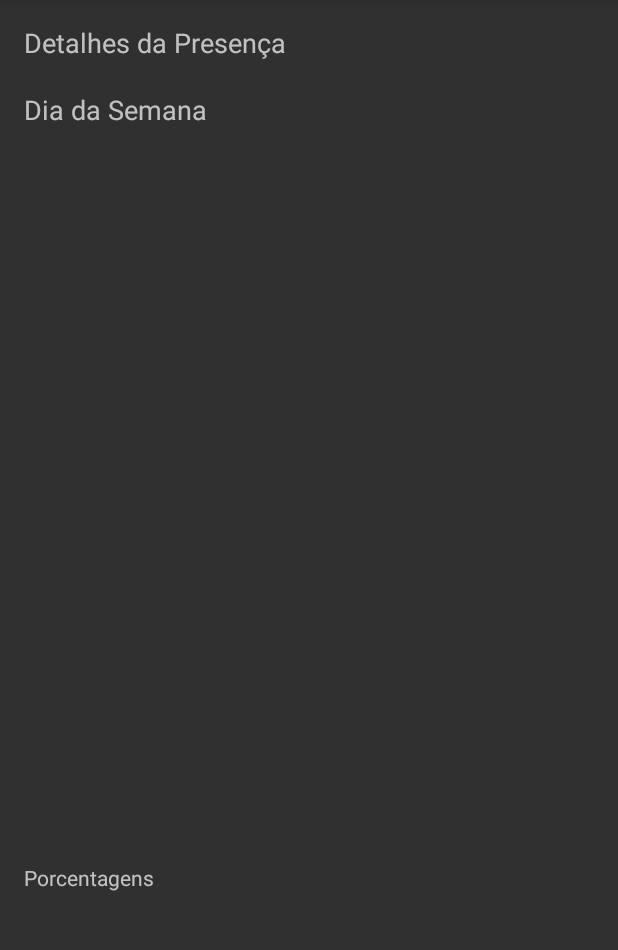
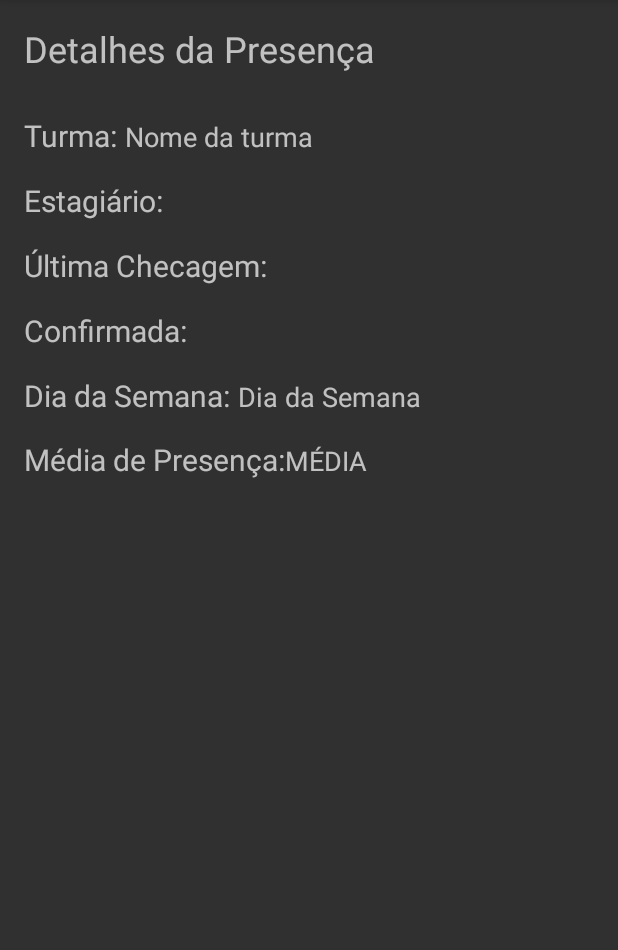
Before and after one commit to dielfilho-zz/PresenceApp, an Android app: the PresenceDetailsActivity screen opened directly, with no data from a screen before it, on a phone screen of 412 x 824 dp, the part 84-1034 px from its top. Run offline under Robolectric (Android 15) with nearby library versions, the phone set to English and light mode, and no system bars; 5 statements that could not run were skipped.

```diff
--- a/app/build.gradle
+++ b/app/build.gradle
@@ -6,7 +6,7 @@ android {
     buildToolsVersion "24.0.2"
     defaultConfig {
         applicationId "presenceapp.com.br.ufc.danielfilho.presenceapp"
-        minSdkVersion 10
+        minSdkVersion 19
         targetSdkVersion 23
         versionCode 1
         versionName "1.0"
@@ -15,6 +15,7 @@ android {
     buildTypes {
         release {
             minifyEnabled false
+
             proguardFiles getDefaultProguardFile('proguard-android.txt'), 'proguard-rules.pro'
         }
     }
@@ -33,8 +34,9 @@ dependencies {
     })
     compile 'com.android.support:appcompat-v7:24.2.0'
     testCompile 'junit:junit:4.12'
-    compile 'danielfilho.ufc.br.com:predetect:0.1.0'
+    compile 'danielfilho.ufc.br.com:predetect:1.1.0'
     compile "com.github.kevinsawicki:http-request:6.0"
+    compile 'com.elvishew:xlog:1.1.0'
     compile 'com.google.code.gson:gson:2.4'
     compile 'com.android.support:cardview-v7:24.2.1'
 
--- a/app/src/main/AndroidManifest.xml
+++ b/app/src/main/AndroidManifest.xml
@@ -6,6 +6,7 @@
     <uses-permission android:name="android.permission.INTERNET" />
     <uses-permission android:name="android.permission.VIBRATE" />
     <uses-permission android:name="android.permission.WAKE_LOCK"/>
+    <uses-permission android:name="android.permission.WRITE_EXTERNAL_STORAGE"/>
 
     <application
         android:allowBackup="true"
--- a/app/src/main/java/models/Presence.java
+++ b/app/src/main/java/models/Presence.java
@@ -3,11 +3,13 @@ package models;
 import java.util.Date;
 import java.util.List;
 
+import io.realm.RealmObject;
+
 /**
  * Created by Daniel Filho on 10/30/16.
  */
 
-public class Presence {
+public class Presence{
     private String id;
     private String idTrainee;
     private String idTeam;
--- a/app/src/main/java/presence/PresenceManager.java
+++ b/app/src/main/java/presence/PresenceManager.java
@@ -84,7 +84,7 @@ public class PresenceManager {
 
                             Log.d("LOG","DATE CHECK PRESENCE ---------------: "+format1.format(tempCalendar.getTime()));
 
-                            Intent intent = new Intent(Constants.SERVICE_START_OBSERVING_ACTION);
+                            Intent intent = new Intent(PredectConstants.ACTION_SERVICE_WAKEFUL_BROADCAST);
 
                             List<String> wiFiDatas = new ArrayList<>();
                             wiFiDatas.add(team.getMacAP());
@@ -136,7 +136,7 @@ public class PresenceManager {
 
         Log.d("LOG", "Setting the alarm");
 
-        alarmManager.setRepeating(AlarmManager.RTC_WAKEUP, timeInMillis,AlarmManager.INTERVAL_DAY * 7, pendingIntent);
+        alarmManager.setExact(AlarmManager.RTC_WAKEUP, timeInMillis, pendingIntent);
 
     }
 
--- a/app/src/main/java/presenceapp/com/br/ufc/danielfilho/presenceapp/activity/LoginActivity.java
+++ b/app/src/main/java/presenceapp/com/br/ufc/danielfilho/presenceapp/activity/LoginActivity.java
@@ -99,9 +99,6 @@ public class LoginActivity extends AppCompatActivity implements ServerResponseLi
                 user.setName(r.get("name").toString());
                 user.setRole(role);
 
-                Toast.makeText(this, "Seja Bem Vindo!", Toast.LENGTH_LONG).show();
-                callMainActivity();
-
                 preferences.putString(Constants.USER_ID_KEY, user.getId());
                 preferences.putString(Constants.USER_NAME, user.getName());
 
@@ -109,6 +106,8 @@ public class LoginActivity extends AppCompatActivity implements ServerResponseLi
 
                 preferences.putBoolean(Constants.USER_KEEP_LOGGED, true);
 
+                //                Toast.makeText(this, "Seja Bem Vindo!", Toast.LENGTH_LONG).show();
+                callMainActivity();
 
             }else{
                 Toast.makeText(this, "Usuário e/ou Senha Inválidos", Toast.LENGTH_LONG).show();
--- a/app/src/main/java/presenceapp/com/br/ufc/danielfilho/presenceapp/activity/PresenceDetailsActivity.java
+++ b/app/src/main/java/presenceapp/com/br/ufc/danielfilho/presenceapp/activity/PresenceDetailsActivity.java
@@ -2,14 +2,51 @@ package presenceapp.com.br.ufc.danielfilho.presenceapp.activity;
 
 import android.support.v7.app.AppCompatActivity;
 import android.os.Bundle;
+import android.widget.ListView;
+import android.widget.TextView;
 
+import org.w3c.dom.Text;
+
+import constants.Constants;
+import models.Presence;
 import presenceapp.com.br.ufc.danielfilho.presenceapp.R;
+import util.AppPreferences;
 
 public class PresenceDetailsActivity extends AppCompatActivity {
 
+    private TextView tvTeamName;
+    private TextView tvTraineeName;
+    private TextView tvLastCheck;
+    private TextView tvConfirmed;
+    private TextView tvWeekDay;
+    private TextView tvAverage;
+
     @Override
-    protected void onCreate(Bundle savedInstanceState) {
-        super.onCreate(savedInstanceState);
+    protected void onCreate(Bundle bundle) {
+        super.onCreate(bundle);
         setContentView(R.layout.activity_presence_details);
+
+        this.tvTeamName = (TextView) findViewById(R.id.tv_teamName);
+        this.tvTraineeName = (TextView) findViewById(R.id.tv_traineeName);
+        this.tvLastCheck = (TextView) findViewById(R.id.tv_lastCheck);
+        this.tvConfirmed = (TextView) findViewById(R.id.tv_confirmed);
+        this.tvWeekDay = (TextView) findViewById(R.id.tv_dayOfWeek);
+        this.tvAverage = (TextView) findViewById(R.id.tv_avg);
+
+        Bundle myBundle = getIntent().getBundleExtra("BUNDLE_PRESENCE_DETAILS");
+
+        AppPreferences preferences = AppPreferences.getInstance(this);
+
+        tvTeamName.setText(myBundle.getString("TEAM_ID"));
+        tvTraineeName.setText(preferences.getString(Constants.USER_NAME));
+        tvWeekDay.setText(myBundle.getString("WEEK_DAY"));
+        tvAverage.setText(myBundle.getString("AVERAGE"));
+
+        String lastCheck = myBundle.getBoolean("LAST_CHECK") ? "SIM" : "NÃO";
+        String confirmed = myBundle.getBoolean("VALID") ? "SIM" : "NÃO";
+
+        tvLastCheck.setText(lastCheck);
+        tvConfirmed.setText(confirmed);
+
     }
 }
--- a/app/src/main/java/util/NotificationCreator.java
+++ b/app/src/main/java/util/NotificationCreator.java
@@ -2,7 +2,9 @@ package util;
 
 import android.app.Notification;
 import android.app.NotificationManager;
+import android.app.PendingIntent;
 import android.content.Context;
+import android.content.Intent;
 import android.support.v7.app.NotificationCompat;
 
 
@@ -16,7 +18,7 @@ import presenceapp.com.br.ufc.danielfilho.presenceapp.R;
 
 public class NotificationCreator {
 
-    public static void create(Context context, String message, int icon){
+    public static void create(Context context, String message, int icon) {
         NotificationCompat.Builder mBuilder = (NotificationCompat.Builder) new NotificationCompat.Builder(context)
                 .setSmallIcon(icon)
                 .setContentTitle("PresenceApp")
--- a/app/src/main/res/layout/activity_presence_details.xml
+++ b/app/src/main/res/layout/activity_presence_details.xml
@@ -1,5 +1,6 @@
 <?xml version="1.0" encoding="utf-8"?>
-<RelativeLayout xmlns:android="http://schemas.android.com/apk/res/android"
+
+<ScrollView xmlns:android="http://schemas.android.com/apk/res/android"
     xmlns:tools="http://schemas.android.com/tools"
     android:id="@+id/activity_presence_details"
     android:layout_width="match_parent"
@@ -9,7 +10,10 @@
     android:paddingRight="@dimen/activity_horizontal_margin"
     android:paddingTop="@dimen/activity_vertical_margin"
     tools:context="presenceapp.com.br.ufc.danielfilho.presenceapp.activity.PresenceDetailsActivity">
-
+    <LinearLayout
+        android:layout_width="match_parent"
+        android:layout_height="match_parent"
+        android:orientation="vertical">
         <TextView
             android:text="Detalhes da Presença"
             android:layout_width="wrap_content"
@@ -18,27 +22,140 @@
             android:layout_alignParentLeft="true"
             android:layout_alignParentStart="true"
             android:id="@+id/textView"
-        android:textSize="18sp" />
+            android:textSize="24sp" />
+
+        <LinearLayout
+            android:layout_width="match_parent"
+            android:orientation="horizontal"
+            android:layout_height="wrap_content">
 
             <TextView
-        android:text="Porcentagens"
+                android:text="Turma:"
                 android:layout_width="wrap_content"
                 android:layout_height="wrap_content"
-        android:id="@+id/textView2"
-        android:layout_alignParentBottom="true"
-        android:layout_alignParentLeft="true"
-        android:layout_alignParentStart="true"
-        android:layout_marginBottom="157dp" />
+                android:layout_marginTop="28dp"
+                android:textSize="20sp" />
 
             <TextView
-        android:text="Dia da Semana"
+                android:text="Nome da turma"
+                android:layout_marginLeft="5sp"
+                android:layout_width="wrap_content"
+                android:layout_height="wrap_content"
+                android:layout_marginTop="28dp"
+                android:textSize="18sp"
+                android:id="@+id/tv_teamName" />
+
+        </LinearLayout>
+
+        <LinearLayout
+            android:layout_width="match_parent"
+            android:orientation="horizontal"
+            android:layout_height="wrap_content">
+
+            <TextView
+                android:text="Estagiário:"
+                android:layout_width="wrap_content"
+                android:layout_height="wrap_content"
+                android:textSize="20sp"
+                android:layout_marginTop="16dp" />
+
+            <TextView
+                android:text="Nome do Estagiário"
+                android:layout_marginLeft="5sp"
+                android:layout_width="wrap_content"
+                android:layout_height="wrap_content"
+                android:textSize="18sp"
+                android:layout_marginTop="16dp"
+                android:id="@+id/tv_traineeName" />
+        </LinearLayout>
+
+        <LinearLayout
+            android:layout_width="match_parent"
+            android:orientation="horizontal"
+            android:layout_height="wrap_content">
+
+            <TextView
+                android:text="Última Checagem: "
+                android:layout_width="wrap_content"
+                android:layout_height="wrap_content"
+                android:textSize="20sp"
+                android:layout_marginTop="16dp" />
+
+            <TextView
+                android:text="SIM / NÃO"
+                android:layout_width="wrap_content"
+                android:layout_height="wrap_content"
+                android:layout_marginLeft="5sp"
+                android:textSize="18sp"
+                android:layout_marginTop="16dp"
+                android:id="@+id/tv_lastCheck" />
+
+        </LinearLayout>
+
+        <LinearLayout
             android:layout_width="match_parent"
             android:layout_height="wrap_content"
-        android:layout_below="@+id/textView"
-        android:layout_alignParentLeft="true"
-        android:layout_alignParentStart="true"
-        android:layout_marginTop="20dp"
+            android:orientation="horizontal">
+
+            <TextView
+                android:text="Confirmada:"
+                android:layout_width="wrap_content"
+                android:layout_height="wrap_content"
+                android:textSize="20sp"
+                android:layout_marginTop="16dp" />
+            <TextView
+                android:text="SIM/NAO"
+                android:layout_width="wrap_content"
+                android:layout_height="wrap_content"
+                android:layout_marginLeft="5sp"
+                android:textSize="18sp"
+                android:layout_marginTop="16dp"
+                android:id="@+id/tv_confirmed" />
+
+        </LinearLayout>
+
+        <LinearLayout
+            android:layout_width="match_parent"
+            android:orientation="horizontal"
+            android:layout_height="wrap_content"
+            android:layout_marginBottom="15sp">
+            <TextView
+                android:text="Dia da Semana:"
+                android:layout_width="wrap_content"
+                android:layout_height="wrap_content"
+                android:layout_marginTop="16dp"
                 android:id="@+id/tv_dayOfWeek"
-        android:textSize="18sp" />
+                android:textSize="20sp"
+                />
+            <TextView
+                android:text="Dia da Semana"
+                android:layout_width="wrap_content"
+                android:layout_height="wrap_content"
+                android:layout_marginTop="16dp"
+                android:layout_marginLeft="5sp"
+                android:textSize="18sp"
+                android:id="@+id/tv_dayOfWeek" />
 
-</RelativeLayout>
+        </LinearLayout>
+
+        <LinearLayout
+            android:layout_width="match_parent"
+            android:orientation="horizontal"
+            android:layout_height="wrap_content">
+            <TextView
+                android:text="Média de Presença:"
+                android:layout_width="wrap_content"
+                android:layout_height="wrap_content"
+                android:textSize="20sp"
+             />
+            <TextView
+                android:text="MÉDIA"
+                android:layout_width="wrap_content"
+                android:layout_height="wrap_content"
+                android:textSize="18sp"
+                android:id="@+id/tv_avg" />
+        </LinearLayout>
+
+    </LinearLayout>
+
+</ScrollView>
```
Also changed, not shown: app/src/main/java/database/AppDatabase.java (deleted, +0 -52 lines), app/src/main/java/presence/PresenceReceiver.java (+25 -2 lines), app/src/main/java/presence/StartObservingReceiver.java (+13 -6 lines), app/src/main/java/services/SendPresenceService.java (+41 -8 lines). Lines whose indentation alone changed are shown as unchanged.
